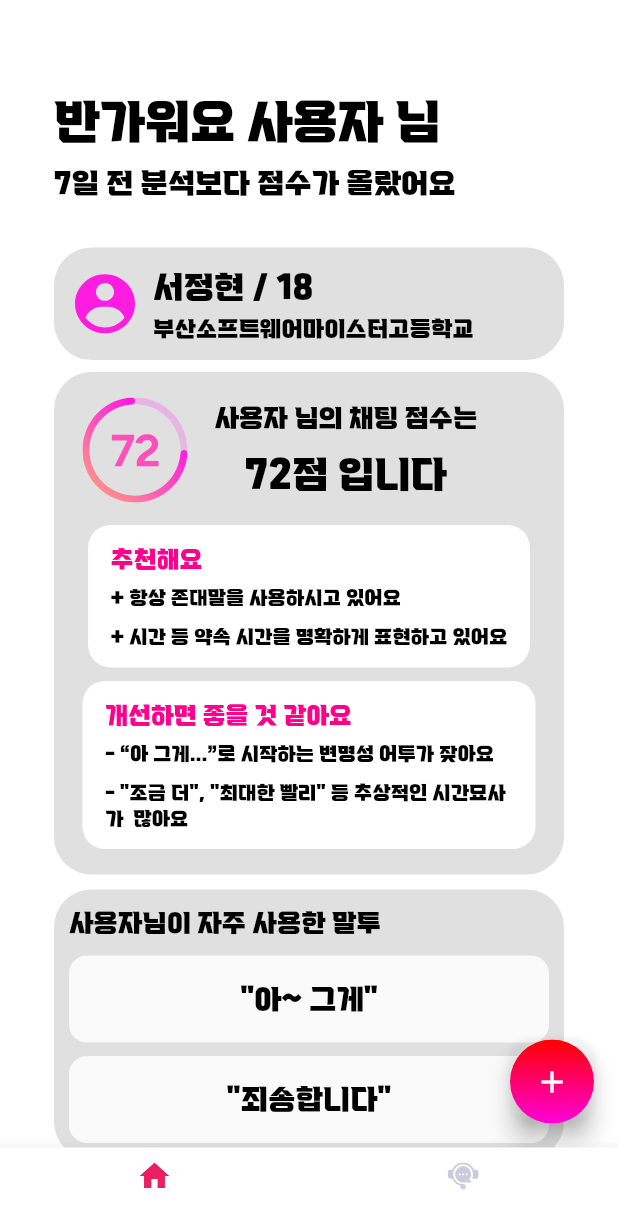
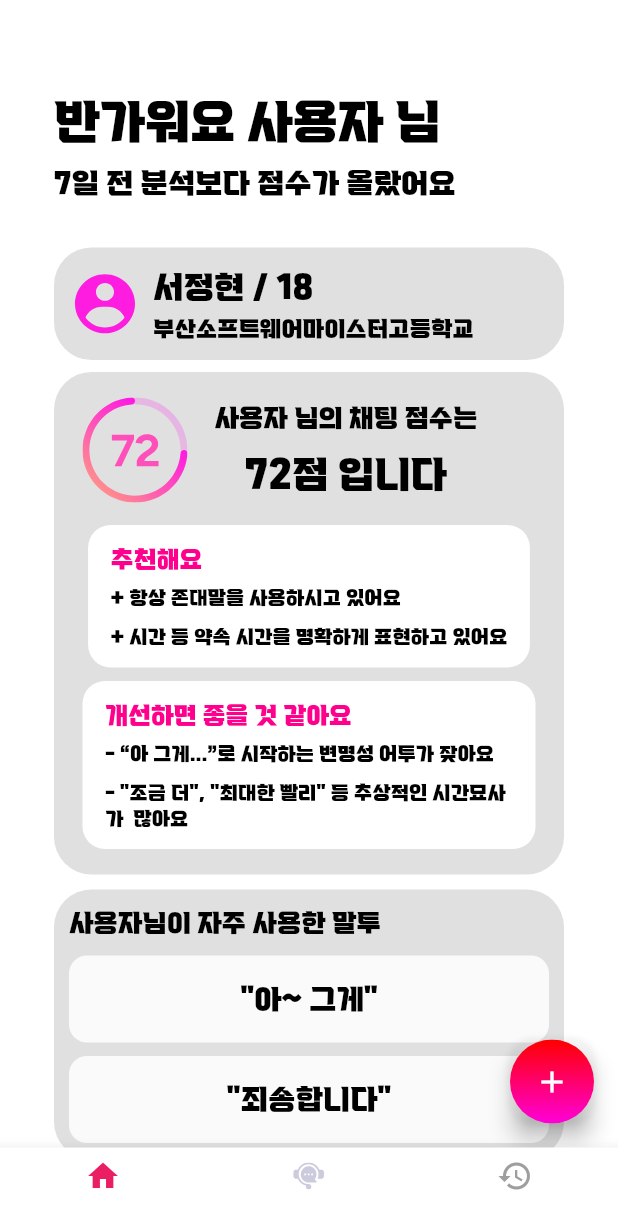
Before and after one commit to SW-HACKATHON-7/overlay, a Flutter app: the screen it shows after launch, on a phone screen of 412 x 824 dp. Shown: the top 1229 px of the screen. Run offline on Flutter 3.47's test engine with Material 3 defaults, Android fonts, the phone set to English and light mode, and no system bars; our stand-ins replace dio, flutter_hooks, flutter_riverpod, flutter_svg, go_router, retrofit; missing offline and left inert: flutter_overlay_window; generated files the repository leaves out were written again; project files that could hold a hidden picture were left out.

Commit message:
💄 :: 기록 페이지 추가

```diff
--- a/lib/presentation/main/screens/main_screen.dart
+++ b/lib/presentation/main/screens/main_screen.dart
@@ -5,6 +5,7 @@ import 'package:hackerton/core/design_system/color.dart';
 import 'package:hackerton/core/design_system/icon.dart';
 import 'package:hackerton/core/design_system/typography.dart';
 import 'package:hackerton/presentation/choosePartner/choose_partner_screen.dart';
+import 'package:hackerton/presentation/history/history_screen.dart';
 
 class MainScreen extends StatefulWidget {
   @override
@@ -17,6 +18,7 @@ class _MainScreenState extends State<MainScreen> {
   final pages = [
     HomeScreen(),
     ChoosePartnerScreen(),
+    HistoryScreen(),
   ];
 
   @override
@@ -36,6 +38,7 @@ class _MainScreenState extends State<MainScreen> {
         items: [
           BottomNavigationBarItem(icon: Icon(Icons.home), label: ''),
           BottomNavigationBarItem(icon: HackerTonIcon.robotIcon(), label: ''),
+          BottomNavigationBarItem(icon: Icon(Icons.history), label: ''),
         ],
       ),
     );
```
Also changed, not shown: lib/presentation/history/history_screen.dart (added, +13 -0 lines), assets/images/history.svg (added).
